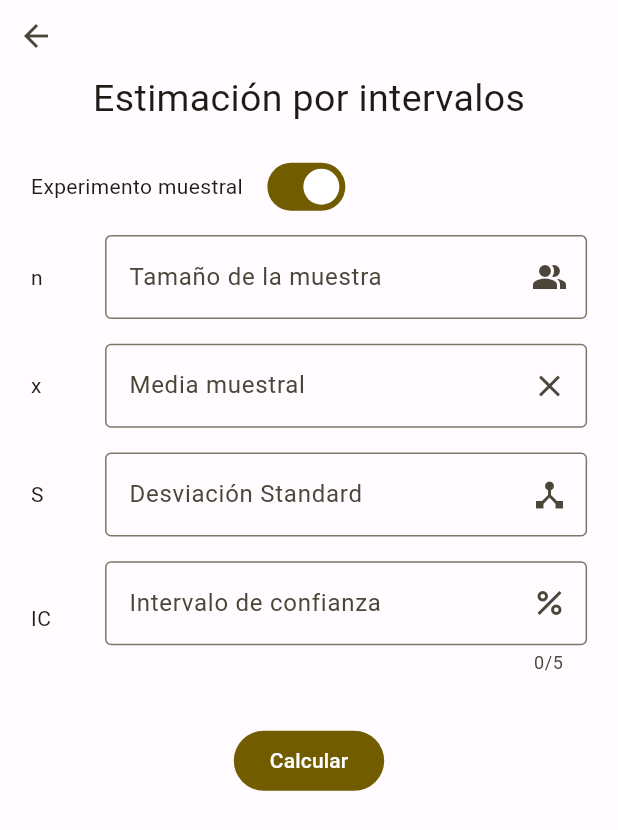
After one commit to DataBase18/Estadistica-II-PF, a Flutter app: the IntervalEstimationScreen screen opened by its route, on a phone screen of 412 x 824 dp. The commit adds this screen. Shown: the top 830 px of the screen. Run offline on Flutter 3.47's test engine with Material 3 defaults, Android fonts, the phone set to English and light mode, and no system bars; our stand-ins replace lottie; missing offline and left inert: awesome_icons, dart:ffi.

Commit message:
Se agrega lo visual de estimacion por intervalos, los controllers de los inputs y el evento de change exp muestral. Pendiente recuperar los datos y operar

```diff
--- a/lib/GlobalConstants.dart
+++ b/lib/GlobalConstants.dart
@@ -4,6 +4,7 @@ class GlobalConstants {
   static String conversionsScreen = "conversionScreen";
   static String aleatorySampleScreen = "aleatorySampleScreen";
   static String sizeSampleCalcScreen = "sizeSampleCalcScreen";
+  static String intervalEstimationScreen ="Estimacion por intevalos";
 
   static String inputValidatorNumberError = "Ingrese un número";
   static String processTextButton  = "Procesar";
--- a/lib/main.dart
+++ b/lib/main.dart
@@ -1,6 +1,7 @@
 import 'package:fisicapf/GlobalConstants.dart';
 import 'package:fisicapf/screens/physical/conversion/ui/ConversionScreen.dart';
 import 'package:fisicapf/screens/screens.dart';
+import 'package:fisicapf/screens/statistics/intervalEstimation/ui/IntervalEstimationScreen.dart';
 import 'package:fisicapf/themes/themes.dart';
 import 'package:flutter/material.dart';
 
@@ -24,7 +25,8 @@ class MyApp extends StatelessWidget {
         GlobalConstants.homeScreenPath: (_) => HomeScreen(),
         GlobalConstants.conversionsScreen: (_) => ConversionScreen(),
         GlobalConstants.aleatorySampleScreen: (_) => AleatorySampleScreen(),
-        GlobalConstants.sizeSampleCalcScreen: (_) => SizeSampleCalcScreen()
+        GlobalConstants.sizeSampleCalcScreen: (_) => SizeSampleCalcScreen(),
+        GlobalConstants.intervalEstimationScreen: (_) => IntervalEstimationScreen()
       },
       initialRoute: GlobalConstants.homeScreenPath,
     );
--- a/lib/screens/statistics/home/data/StatisticsConstants.dart
+++ b/lib/screens/statistics/home/data/StatisticsConstants.dart
@@ -11,4 +11,7 @@ class StatisticsConstants {
   static String sizeSampleCalcDescription ="Calcula el tamaño ideal de una muestra con base a los parametros que poseas";
   static String sizeSampleCalcPath = "";
   static String sizeSampleCalcLottiePath ="";
+
+  static String intervalEstimationTitle = "Intervalos de confianza";
+  static String intervalEstimationDescription="Calcula los intervalos de confianza  con datos que proporciones";
 }
--- a/lib/screens/statistics/home/ui/StatisticsScreen.dart
+++ b/lib/screens/statistics/home/ui/StatisticsScreen.dart
@@ -44,6 +44,11 @@ class _StatisticsScreenState extends State<StatisticsScreen>  implements EventOb
         description: StatisticsConstants.sizeSampleCalcDescription,
         screenPath: GlobalConstants.sizeSampleCalcScreen
     ),
+    MenuModel(
+        title: StatisticsConstants.intervalEstimationTitle,
+        description: StatisticsConstants.intervalEstimationDescription,
+        screenPath: GlobalConstants.intervalEstimationScreen
+    ),
   ];
 
   @override
--- /dev/null
+++ b/lib/screens/statistics/intervalEstimation/data/IntervalEstimationConstants.dart
@@ -0,0 +1,20 @@
+
+class IntervalEstimationConstants {
+  static String title = "Estimación por intervalos";
+  static String typeCalcSample = "Experimento muestral";
+  static String populationLabel = "N";
+  static String sampleLabel ="n";
+  static String meanLabel ="x";
+  static String standardDeviationLabel = "S";
+  static String sigmaLabel = "σ";
+  static String iCLabel="IC";
+  static String sizeSampleInputLabel  ="Tamaño de la muestra";
+  static String sizePopulationInputLabel  ="Tamaño de la población";
+  static String meanSampleInputLabel = "Media muestral";
+  static String meanPopulationInputLabel="Media poblacional";
+  static String standardDeviationInputLabel="Desviación Standard";
+  static String sigmaInputLabel = "Sigma";
+  static String iCInputLabel="Intervalo de confianza";
+  static String calcTextButton ="Calcular";
+  static String invalidPercentICErrorMessage ="Valor invalido";
+}
--- /dev/null
+++ b/lib/screens/statistics/intervalEstimation/ui/IntervalEstimationEvent.dart
@@ -0,0 +1,7 @@
+
+import 'package:fisicapf/mvvm/observer.dart';
+
+class ChangeTypeCalcSample extends ViewEvent {
+  bool newStatus;
+  ChangeTypeCalcSample(this.newStatus):super("ChangeTypeCalcSample");
+}
--- /dev/null
+++ b/lib/screens/statistics/intervalEstimation/ui/IntervalEstimationScreen.dart
@@ -0,0 +1,207 @@
+
+
+
+import 'package:awesome_icons/awesome_icons.dart';
+import 'package:fisicapf/mvvm/observer.dart';
+import 'package:fisicapf/screens/statistics/intervalEstimation/data/IntervalEstimationConstants.dart';
+import 'package:fisicapf/screens/statistics/intervalEstimation/ui/IntervalEstimationEvent.dart';
+import 'package:fisicapf/screens/statistics/intervalEstimation/ui/IntervalEstimationState.dart';
+import 'package:fisicapf/screens/statistics/intervalEstimation/ui/IntervalEstimationViewModel.dart';
+import 'package:fisicapf/widgets/TitleText.dart';
+import 'package:fisicapf/widgets/inputBasic/InputBasic.dart';
+import 'package:flutter/material.dart';
+
+class IntervalEstimationScreen extends StatefulWidget {
+  const IntervalEstimationScreen({super.key});
+
+  @override
+  State<IntervalEstimationScreen> createState() => _IntervalEstimationScreenState();
+}
+
+class _IntervalEstimationScreenState extends State<IntervalEstimationScreen> implements EventObserver{
+
+  final IntervalEstimationViewModel viewModel = IntervalEstimationViewModel();
+  final IntervalEstimationState state = IntervalEstimationState();
+
+  @override
+  void initState(){
+    super.initState();
+    viewModel.subscribe(this);
+  }
+
+  @override
+  void dispose(){
+    viewModel.unsubscribe(this);
+    super.dispose();
+  }
+
+  @override
+  Widget build(BuildContext context) {
+    final width = MediaQuery.of(context).size.width;
+    final height = MediaQuery.of(context).size.height;
+
+    return SafeArea(
+      child: Scaffold(
+        body: SingleChildScrollView(
+          child: Column(
+            crossAxisAlignment: CrossAxisAlignment.start,
+            children: [
+              const BackButton(),
+              Center(child:  TitleText(text: IntervalEstimationConstants.title,fontSize: 25,),),
+              Padding(
+                padding:  EdgeInsets.symmetric(horizontal: width*0.05, vertical: height*0.02),
+                child: Column(
+                  children: [
+                    Row(
+                      children: [
+                        Text(IntervalEstimationConstants.typeCalcSample),
+                        SizedBox(width: width*0.03,),
+                        Switch(
+                          value: state.typeCalcSample,
+                          onChanged: (value){
+                            notify(ChangeTypeCalcSample(value));
+                          },
+                        ),
+                      ],
+                    ),
+                    SizedBox(height: height*0.01,),
+                    Row(
+                      children: [
+                        SizedBox(
+                          width: width*0.1,
+                          child: Text(
+                            state.typeCalcSample ?
+                              IntervalEstimationConstants.sampleLabel:
+                                IntervalEstimationConstants.populationLabel
+                          )
+                        ),
+                        SizedBox(width: width*0.02,),
+                        Expanded(
+                          child: InputBasic(
+                            label: state.typeCalcSample ?
+                            IntervalEstimationConstants.sizeSampleInputLabel:
+                            IntervalEstimationConstants.sizePopulationInputLabel,
+                            rigthIcon: const Icon(Icons.people_alt),
+                            inputController: state.samplePopulationController,
+                            validator: (value){
+                              if(double.tryParse(value??"") ==null){
+                                return IntervalEstimationConstants.invalidPercentICErrorMessage;
+                              }
+                              return null;
+                            },
+                          ),
+                        )
+                      ],
+                    ),
+                    SizedBox(height: height*0.02,),
+                    Row(
+                      children: [
+                        SizedBox(
+                            width: width*0.1,
+                            child: Text(
+                                IntervalEstimationConstants.meanLabel
+                            )
+                        ),
+                        SizedBox(width: width*0.02,),
+                        Expanded(
+                          child: InputBasic(
+                            label: state.typeCalcSample ?
+                            IntervalEstimationConstants.meanSampleInputLabel:
+                            IntervalEstimationConstants.meanPopulationInputLabel,
+                            inputController: state.meanController,
+                            rigthIcon: const Icon(Icons.close),
+                            validator: (value){
+                              if(double.tryParse(value??"") ==null){
+                                return IntervalEstimationConstants.invalidPercentICErrorMessage;
+                              }
+                              return null;
+                            },
+                          ),
+                        )
+                      ],
+                    ),
+                    SizedBox(height: height*0.02,),
+                    Row(
+                      children: [
+                        SizedBox(
+                            width: width*0.1,
+                            child: Text(
+                              state.typeCalcSample?
+                                IntervalEstimationConstants.standardDeviationLabel:
+                                  IntervalEstimationConstants.sigmaLabel,
+                            )
+                        ),
+                        SizedBox(width: width*0.02,),
+                        Expanded(
+                          child: InputBasic(
+                            label: state.typeCalcSample ?
+                            IntervalEstimationConstants.standardDeviationInputLabel:
+                            IntervalEstimationConstants.sigmaInputLabel,
+                            inputController: state.deviationSigmaController,
+                            rigthIcon: const Icon(Icons.device_hub),
+                            validator: (value){
+                              if(double.tryParse(value??"") ==null){
+                                return IntervalEstimationConstants.invalidPercentICErrorMessage;
+                              }
+                              return null;
+                            },
+                          ),
+                        )
+                      ],
+                    ),
+                    SizedBox(height: height*0.02,),
+                    Row(
+                      children: [
+                        SizedBox(
+                            width: width*0.1,
+                            child: Text(IntervalEstimationConstants.iCLabel )
+                        ),
+                        SizedBox(width: width*0.02,),
+                        Expanded(
+                          child: InputBasic(
+                            label:   IntervalEstimationConstants.iCInputLabel,
+                            rigthIcon: const Icon(Icons.percent),
+                            inputController: state.iCController,
+                            validator: (value){
+                              if(double.tryParse(value??"") ==null){
+                                return IntervalEstimationConstants.invalidPercentICErrorMessage;
+                              }
+                              return null;
+                            },
+                            maxLength: 5,
+                          ),
+                        )
+                      ],
+                    ),
+                    SizedBox(height: height*0.04,),
+                    FilledButton(
+                      onPressed: (){
+
+                      },
+                      child: Text(IntervalEstimationConstants.calcTextButton),
+                    )
+                  ],
+                ),
+              )
+            ],
+          ),
+        ),
+      ),
+    );
+  }
+
+  @override
+  void notify(ViewEvent event) {
+    switch (event.runtimeType){
+      case ChangeTypeCalcSample:
+        _handleChangeTypeCalcSample(event as ChangeTypeCalcSample);
+        break;
+    }
+  }
+
+  void _handleChangeTypeCalcSample(ChangeTypeCalcSample event) {
+    setState(() {
+      state.typeCalcSample=event.newStatus;
+    });
+  }
+}
--- /dev/null
+++ b/lib/screens/statistics/intervalEstimation/ui/IntervalEstimationState.dart
@@ -0,0 +1,11 @@
+
+
+import 'package:flutter/cupertino.dart';
+
+class IntervalEstimationState {
+  bool typeCalcSample = true;
+  TextEditingController samplePopulationController=TextEditingController();
+  TextEditingController meanController=TextEditingController();
+  TextEditingController deviationSigmaController=TextEditingController();
+  TextEditingController iCController=TextEditingController();
+}
--- /dev/null
+++ b/lib/screens/statistics/intervalEstimation/ui/IntervalEstimationViewModel.dart
@@ -0,0 +1,7 @@
+
+
+import 'package:fisicapf/mvvm/viewModel.dart';
+
+class IntervalEstimationViewModel extends EventViewModel{
+
+}
--- a/pubspec.yaml
+++ b/pubspec.yaml
@@ -32,7 +32,7 @@ dependencies:
     sdk: flutter
   flutter_svg: ^2.0.9
   lottie: ^3.0.0
-
+  awesome_icons: ^1.1.0
 
   # The following adds the Cupertino Icons font to your application.
   # Use with the CupertinoIcons class for iOS style icons.
```
Also changed, not shown: pubspec.lock.
